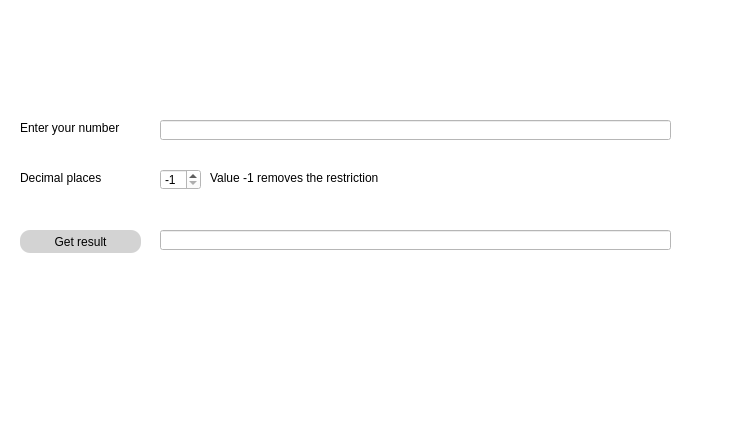
Above: static/ui/main_window.ui from escaleksey/program_product before the change. Below: the same form after it.
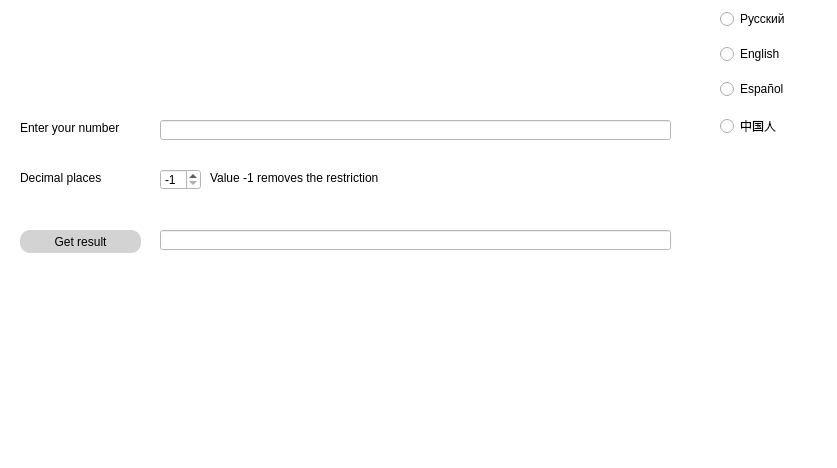
That is the form after the change. Icons and pictures are not drawn.

```diff
--- a/static/ui/main_window.ui
+++ b/static/ui/main_window.ui
@@ -9,8 +9,8 @@
    <rect>
     <x>0</x>
     <y>0</y>
-    <width>733</width>
-    <height>438</height>
+    <width>837</width>
+    <height>468</height>
    </rect>
   </property>
   <property name="windowTitle">
@@ -138,6 +138,58 @@
      <string>Value -1 removes the restriction</string>
     </property>
    </widget>
+   <widget class="QWidget" name="layoutWidget">
+    <property name="geometry">
+     <rect>
+      <x>720</x>
+      <y>0</y>
+      <width>81</width>
+      <height>151</height>
+     </rect>
+    </property>
+    <layout class="QVBoxLayout" name="verticalLayout">
+     <item>
+      <widget class="QRadioButton" name="ru">
+       <property name="cursor">
+        <cursorShape>PointingHandCursor</cursorShape>
+       </property>
+       <property name="text">
+        <string>Русский</string>
+       </property>
+      </widget>
+     </item>
+     <item>
+      <widget class="QRadioButton" name="en">
+       <property name="cursor">
+        <cursorShape>PointingHandCursor</cursorShape>
+       </property>
+       <property name="text">
+        <string>English</string>
+       </property>
+      </widget>
+     </item>
+     <item>
+      <widget class="QRadioButton" name="sp">
+       <property name="cursor">
+        <cursorShape>PointingHandCursor</cursorShape>
+       </property>
+       <property name="text">
+        <string>Español</string>
+       </property>
+      </widget>
+     </item>
+     <item>
+      <widget class="QRadioButton" name="ch">
+       <property name="cursor">
+        <cursorShape>PointingHandCursor</cursorShape>
+       </property>
+       <property name="text">
+        <string>中国人</string>
+       </property>
+      </widget>
+     </item>
+    </layout>
+   </widget>
    <widget class="QLineEdit" name="input_number">
     <property name="geometry">
      <rect>
```
Left out of the diff: 31 changed lines with no effect on the pictures.
